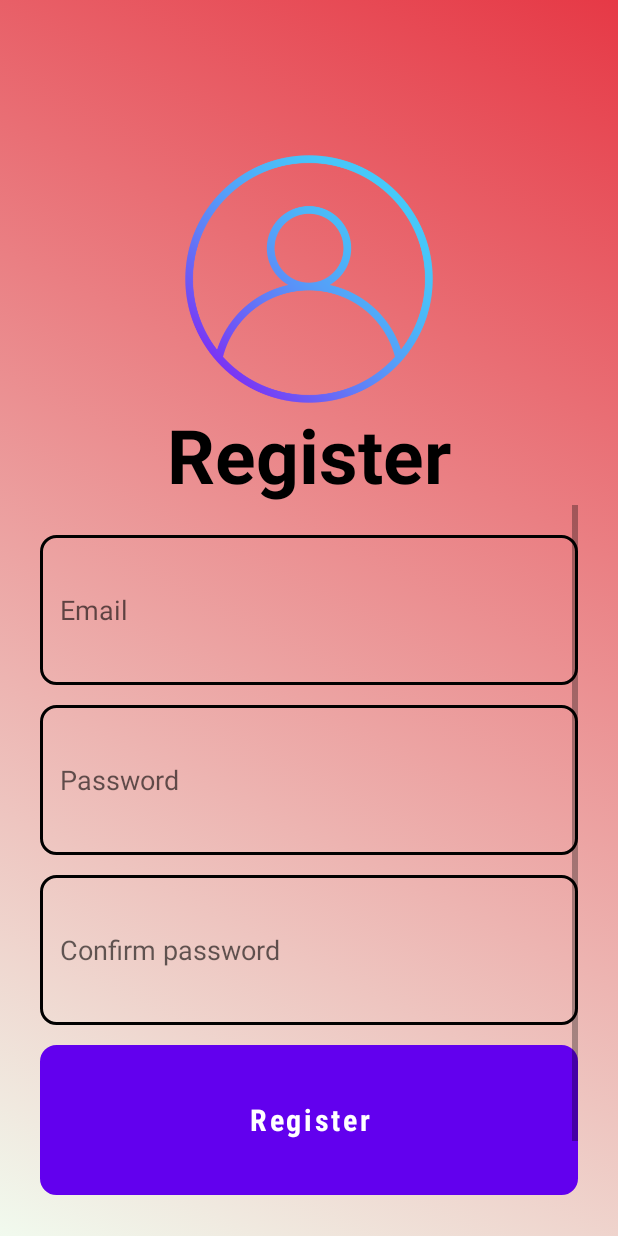
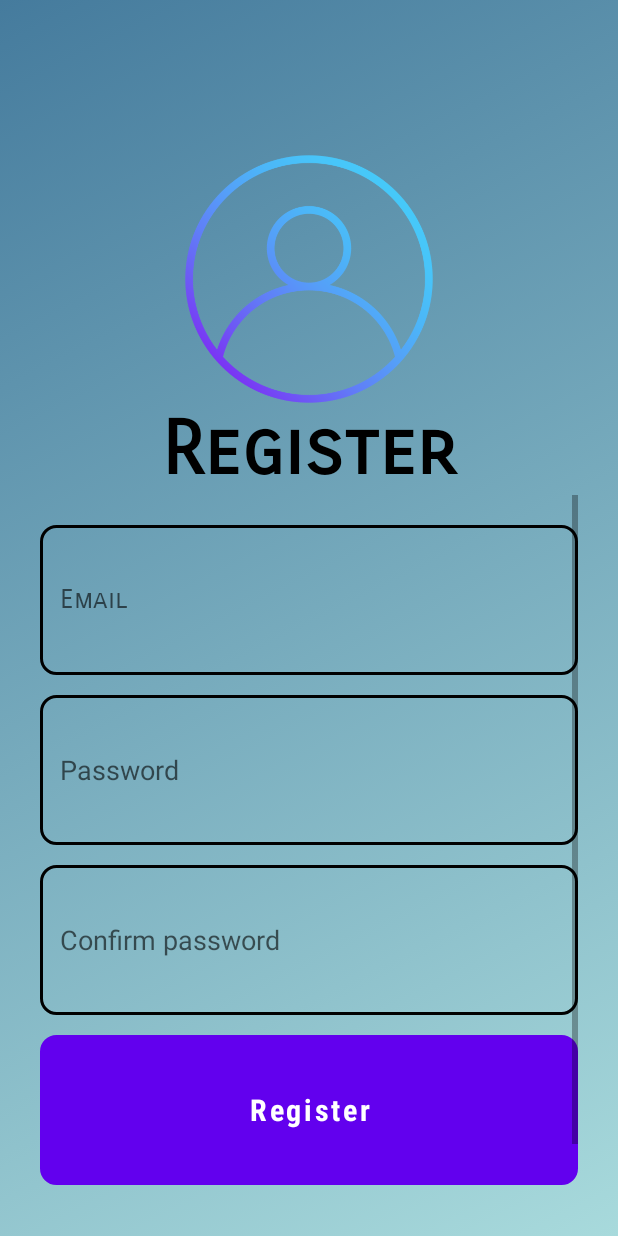
Before and after one commit to shreejal1/ismt2, an Android app: the Registration screen opened directly, with no data from a screen before it, on a phone screen of 412 x 824 dp. Run offline under Robolectric (Android 15) with nearby library versions, the phone set to English and light mode, and no system bars; our stand-ins replace Firebase (no records; nobody signed in at launch, a user with empty details on screens opened directly).

Commit message:
work on progress

```diff
--- /dev/null
+++ b/app/src/main/res/drawable/baseline_note_add_24.xml
@@ -0,0 +1,5 @@
+<vector android:autoMirrored="true" android:height="24dp"
+    android:tint="#000000" android:viewportHeight="24"
+    android:viewportWidth="24" android:width="24dp" xmlns:android="http://schemas.android.com/apk/res/android">
+    <path android:fillColor="@android:color/white" android:pathData="M14,2L6,2c-1.1,0 -1.99,0.9 -1.99,2L4,20c0,1.1 0.89,2 1.99,2L18,22c1.1,0 2,-0.9 2,-2L20,8l-6,-6zM16,16h-3v3h-2v-3L8,16v-2h3v-3h2v3h3v2zM13,9L13,3.5L18.5,9L13,9z"/>
+</vector>
--- a/app/src/main/res/layout/activity_home_page.xml
+++ b/app/src/main/res/layout/activity_home_page.xml
@@ -21,6 +21,7 @@
             android:layout_height="wrap_content"
             android:id="@+id/pagetitle"
             android:text="My Notes"
+            android:fontFamily="sans-serif-smallcaps"
             android:textSize="32sp"
             android:textStyle="bold"
             />
@@ -49,7 +50,7 @@
         android:backgroundTint="@color/white"
         android:layout_alignParentEnd="true"
         android:layout_alignParentBottom="true"
-        android:src="@drawable/baseline_add_24"
+        android:src="@drawable/baseline_note_add_24"
 />
 
 
--- a/app/src/main/res/layout/activity_new_note.xml
+++ b/app/src/main/res/layout/activity_new_note.xml
@@ -18,6 +18,7 @@
             android:layout_width="wrap_content"
             android:layout_height="wrap_content"
             android:id="@+id/pagetitle"
+            android:fontFamily="sans-serif-smallcaps"
             android:text="Create note"
             android:textSize="32sp"
             android:textStyle="bold"
@@ -72,6 +73,7 @@
             android:hint="Title"
             android:singleLine="true"
             android:textSize="19sp"
+            android:fontFamily="sans-serif-smallcaps"
             android:textStyle="bold"
             android:layout_marginVertical="9dp"
             android:padding="10dp"
@@ -83,6 +85,7 @@
             android:id="@+id/price"
             android:inputType="number"
             android:hint="Price"
+            android:fontFamily="sans-serif-smallcaps"
             android:textSize="19sp"
             android:textStyle="bold"
             android:layout_marginVertical="9dp"
@@ -93,6 +96,7 @@
             android:layout_height="wrap_content"
             android:id="@+id/notecontent"
             android:hint="Description"
+            android:fontFamily="sans-serif-smallcaps"
             android:textSize="19sp"
             android:layout_marginVertical="9dp"
             android:minLines="14"
--- a/app/src/main/res/layout/activity_registration.xml
+++ b/app/src/main/res/layout/activity_registration.xml
@@ -6,7 +6,7 @@
     android:layout_height="match_parent"
     tools:context=".Registration"
     android:orientation="vertical"
-    android:background="@drawable/back1"
+    android:background="@drawable/back2"
     android:padding="40px"
     >
 
@@ -19,14 +19,12 @@
         android:layout_marginTop="76dp"
         android:src="@drawable/register" />
 
-
-
-
     <TextView
         android:id="@+id/textView"
         android:layout_width="match_parent"
         android:layout_height="wrap_content"
         android:gravity="center"
+        android:fontFamily="sans-serif-smallcaps"
         android:text="Register"
         android:textColor="#000000"
         android:textSize="50sp"
@@ -48,6 +46,7 @@
         android:layout_height="150px"
         android:background="@drawable/rounded"
         android:hint="Email"
+        android:fontFamily="sans-serif-smallcaps"
         android:padding="20px"
         android:singleLine="true"
         android:inputType="textEmailAddress" />
@@ -75,9 +74,6 @@
         android:layout_marginTop="20px"
         android:singleLine="true" />
 
-
-
-
     <Button
         android:id="@+id/register"
         android:layout_width="match_parent"
@@ -90,27 +86,36 @@
         android:textSize="20sp"
         android:textStyle="bold"
  />
+            <ProgressBar
+                android:layout_width="wrap_content"
+                android:layout_height="150px"
+                android:id="@+id/progress"
+                android:layout_gravity="center"
+                android:layout_marginTop="50px"
+                android:visibility="gone"
+                />
 
     <LinearLayout
         android:layout_width="match_parent"
         android:layout_height="wrap_content"
         android:orientation="horizontal"
         android:gravity="center"
-        android:layout_marginTop="20px"
+        android:layout_marginTop="20dp"
         >
     <TextView
         android:id="@+id/textView2"
         android:layout_width="wrap_content"
         android:layout_height="wrap_content"
-        android:text="Already have an account?"
+        android:text="Already a member?"
+        android:fontFamily="sans-serif-smallcaps"
         android:textSize="20sp"/>
-
 
     <TextView
         android:id="@+id/login"
         android:layout_width="wrap_content"
         android:layout_height="wrap_content"
         android:text=" Login"
+        android:fontFamily="sans-serif-smallcaps"
         android:textSize="20sp"
         android:textStyle="bold" />
 
--- a/app/src/main/res/layout/activity_send_message.xml
+++ b/app/src/main/res/layout/activity_send_message.xml
@@ -19,6 +19,7 @@
             android:layout_height="wrap_content"
             android:id="@+id/pagetitle"
             android:text="Share with SMS"
+            android:fontFamily="sans-serif-smallcaps"
             android:textSize="32sp"
             android:textStyle="bold"
             />
@@ -57,6 +58,7 @@
                 android:id="@+id/number"
                 android:inputType="number"
                 android:hint="Number"
+                android:fontFamily="sans-serif-smallcaps"
                 android:singleLine="true"
                 android:textSize="19sp"
                 android:layout_marginVertical="9dp"
@@ -69,14 +71,12 @@
                 android:background="?attr/selectableItemBackgroundBorderless"
                 android:layout_marginVertical="17dp"
                 android:id="@+id/contact"
-
                 />
 
         </LinearLayout>
         <View
             android:layout_width="match_parent"
             android:layout_height="2px"
-
             android:background="@color/black"
             />
         <EditText
@@ -86,6 +86,7 @@
             android:hint="Content Here"
             android:textSize="19sp"
             android:layout_marginVertical="9dp"
+            android:fontFamily="sans-serif-smallcaps"
             android:minLines="14"
             android:gravity="top"
             android:padding="10dp"
--- a/app/src/main/res/layout/recnote.xml
+++ b/app/src/main/res/layout/recnote.xml
@@ -17,6 +17,7 @@
         android:layout_width="wrap_content"
         android:layout_height="wrap_content"
         android:text="Title"
+        android:fontFamily="sans-serif-smallcaps"
         android:id="@+id/rectitle"
         android:textColor="@color/black"
         android:textSize="19sp"
@@ -52,6 +53,7 @@
         android:layout_width="wrap_content"
         android:layout_height="wrap_content"
         android:text="Price"
+        android:fontFamily="sans-serif-smallcaps"
         android:id="@+id/recpr"
         android:textSize="16sp"
         android:layout_marginVertical="5dp"
@@ -79,6 +81,7 @@
         android:id="@+id/reccont"
         android:textSize="18sp"
         android:maxLines="2"
+        android:fontFamily="sans-serif-smallcaps"
         android:ellipsize="end"
         android:layout_marginVertical="5dp"
         />
```
Also changed, not shown: app/src/main/res/layout/activity_login.xml (+8 -4 lines), app/src/main/res/layout/activity_main.xml (+6 -2 lines).
